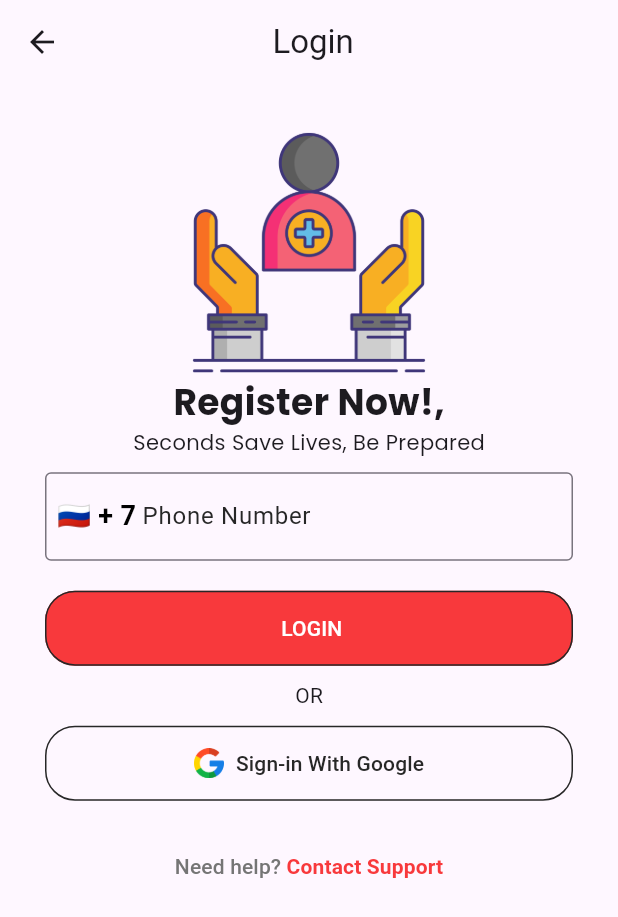
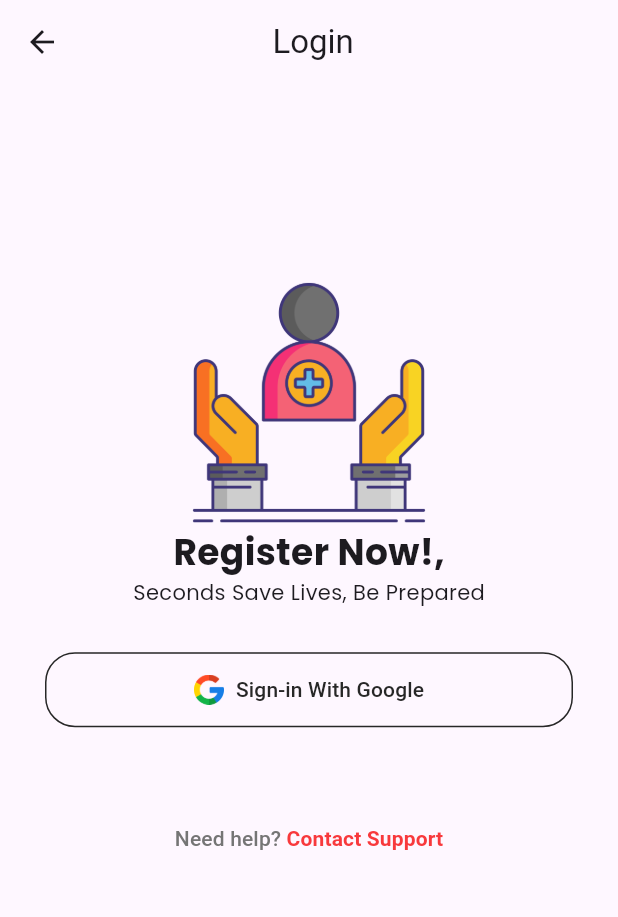
Before and after one commit to yvhiku/psu-first-aid-app, a Flutter app: the LoginScreen screen opened directly, on a phone screen of 412 x 824 dp. Shown: the top 917 px of the screen. Run offline on Flutter 3.47's test engine with Material 3 defaults, Android fonts, the phone set to English and light mode, and no system bars; our stand-ins replace cloud_firestore, country_picker, firebase_auth, firebase_core, firebase_storage, get and 6 more; missing offline and left inert: firebase_app_check; accounts and stored records are empty.

Commit message:
CHANGED LOGIN SCREEN

```diff
--- a/lib/src/features/authentication/screens/login/login_screen.dart
+++ b/lib/src/features/authentication/screens/login/login_screen.dart
@@ -50,6 +50,7 @@ class _LoginScreenState extends State<LoginScreen> {
           child: Column(
             crossAxisAlignment: CrossAxisAlignment.center,
             children: [
+              const SizedBox(height: 100),
               Image(
                 image: const AssetImage(tWelcomeScreenImage),
                 height: size.height * 0.2,
@@ -73,96 +74,96 @@ class _LoginScreenState extends State<LoginScreen> {
               Column(
                 crossAxisAlignment: CrossAxisAlignment.center,
                 children: [
-                  const SizedBox(height: tFormHeight - 20),
-                  TextFormField(
-                    cursorColor: tSecondaryColor,
-                    controller: phoneController,
-                    style: const TextStyle(
-                      fontSize: 18,
-                      fontWeight: FontWeight.bold,
-                    ),
-                    onChanged: (value) {
-                      setState(() {
-                        phoneController.text = value;
-                      });
-                    },
-                    decoration: InputDecoration(
-                      labelText: tPhoneNum,
-                      labelStyle: const TextStyle(color: tSecondaryColor),
-                      border: const OutlineInputBorder(),
-                      focusedBorder: const OutlineInputBorder(
-                        borderSide: BorderSide(
-                          width: 2.0,
-                          color: tSecondaryColor,
-                        ),
-                      ),
-                      prefixIcon: Container(
-                        padding: const EdgeInsets.only(top: 11, left: 8),
-                        child: InkWell(
-                          onTap: () {
-                            showCountryPicker(
-                              context: context,
-                              countryListTheme: const CountryListThemeData(
-                                bottomSheetHeight: 550,
-                              ),
-                              onSelect: (value) {
-                                setState(() {
-                                  selectedCountry = value;
-                                });
-                              },
-                            );
-                          },
-                          child: Text(
-                            "${selectedCountry.flagEmoji} + ${selectedCountry.phoneCode}",
-                            style: const TextStyle(
-                              fontSize: 18,
-                              color: Colors.black,
-                              fontWeight: FontWeight.bold,
-                            ),
-                          ),
-                        ),
-                      ),
-                      suffixIcon: phoneController.text.length > 9
-                          ? Container(
-                              height: 30,
-                              width: 30,
-                              margin: const EdgeInsets.all(10.0),
-                              decoration: const BoxDecoration(
-                                shape: BoxShape.circle,
-                                color: Colors.green,
-                              ),
-                              child: const Icon(
-                                Icons.done,
-                                color: Colors.white,
-                                size: 20,
-                              ),
-                            )
-                          : null,
-                    ),
-                  ),
-                  const SizedBox(height: tFormHeight - 10),
-                  SizedBox(
-                    width: double.infinity,
-                    child: ElevatedButton(
-                      style: OutlinedButton.styleFrom(
-                        elevation: 0,
-                        shape: RoundedRectangleBorder(
-                          borderRadius: BorderRadiusGeometry.all(
-                            Radius.circular(20),
-                          ),
-                        ),
-                        foregroundColor: tWhiteColor,
-                        backgroundColor: tPrimaryColor,
-                        side: BorderSide(color: tSecondaryColor),
-                        padding: EdgeInsets.symmetric(vertical: tButtonHeight),
-                      ),
-                      onPressed: () => sendPhoneNumber(),
-                      child: Text(tLogin.toUpperCase()),
-                    ),
-                  ),
-                  const SizedBox(height: tFormHeight - 20),
-                  const Text("OR"),
-                  const SizedBox(height: tFormHeight - 20),
+                  // const SizedBox(height: tFormHeight - 20),
+                  // TextFormField(
+                  //   cursorColor: tSecondaryColor,
+                  //   controller: phoneController,
+                  //   style: const TextStyle(
+                  //     fontSize: 18,
+                  //     fontWeight: FontWeight.bold,
+                  //   ),
+                  //   onChanged: (value) {
+                  //     setState(() {
+                  //       phoneController.text = value;
+                  //     });
+                  //   },
+                  //   decoration: InputDecoration(
+                  //     labelText: tPhoneNum,
+                  //     labelStyle: const TextStyle(color: tSecondaryColor),
+                  //     border: const OutlineInputBorder(),
+                  //     focusedBorder: const OutlineInputBorder(
+                  //       borderSide: BorderSide(
+                  //         width: 2.0,
+                  //         color: tSecondaryColor,
+                  //       ),
+                  //     ),
+                  //     prefixIcon: Container(
+                  //       padding: const EdgeInsets.only(top: 11, left: 8),
+                  //       child: InkWell(
+                  //         onTap: () {
+                  //           showCountryPicker(
+                  //             context: context,
+                  //             countryListTheme: const CountryListThemeData(
+                  //               bottomSheetHeight: 550,
+                  //             ),
+                  //             onSelect: (value) {
+                  //               setState(() {
+                  //                 selectedCountry = value;
+                  //               });
+                  //             },
+                  //           );
+                  //         },
+                  //         child: Text(
+                  //           "${selectedCountry.flagEmoji} + ${selectedCountry.phoneCode}",
+                  //           style: const TextStyle(
+                  //             fontSize: 18,
+                  //             color: Colors.black,
+                  //             fontWeight: FontWeight.bold,
+                  //           ),
+                  //         ),
+                  //       ),
+                  //     ),
+                  //     suffixIcon: phoneController.text.length > 9
+                  //         ? Container(
+                  //             height: 30,
+                  //             width: 30,
+                  //             margin: const EdgeInsets.all(10.0),
+                  //             decoration: const BoxDecoration(
+                  //               shape: BoxShape.circle,
+                  //               color: Colors.green,
+                  //             ),
+                  //             child: const Icon(
+                  //               Icons.done,
+                  //               color: Colors.white,
+                  //               size: 20,
+                  //             ),
+                  //           )
+                  //         : null,
+                  //   ),
+                  // ),
+                  // const SizedBox(height: tFormHeight - 10),
+                  // SizedBox(
+                  //   width: double.infinity,
+                  //   child: ElevatedButton(
+                  //     style: OutlinedButton.styleFrom(
+                  //       elevation: 0,
+                  //       shape: RoundedRectangleBorder(
+                  //         borderRadius: BorderRadiusGeometry.all(
+                  //           Radius.circular(20),
+                  //         ),
+                  //       ),
+                  //       foregroundColor: tWhiteColor,
+                  //       backgroundColor: tPrimaryColor,
+                  //       side: BorderSide(color: tSecondaryColor),
+                  //       padding: EdgeInsets.symmetric(vertical: tButtonHeight),
+                  //     ),
+                  //     onPressed: () => sendPhoneNumber(),
+                  //     child: Text(tLogin.toUpperCase()),
+                  //   ),
+                  // ),
+                  // const SizedBox(height: tFormHeight - 20),
+                  // const Text("OR"),
+                  const SizedBox(height: 30),
                   SizedBox(
                     width: double.infinity,
                     child: OutlinedButton.icon(
@@ -210,7 +211,7 @@ class _LoginScreenState extends State<LoginScreen> {
                   ),
                 ],
               ),
-
+              const SizedBox(height: 30),
               // Add contact support button at the bottom
               Padding(
                 padding: const EdgeInsets.only(top: 20.0),
```
